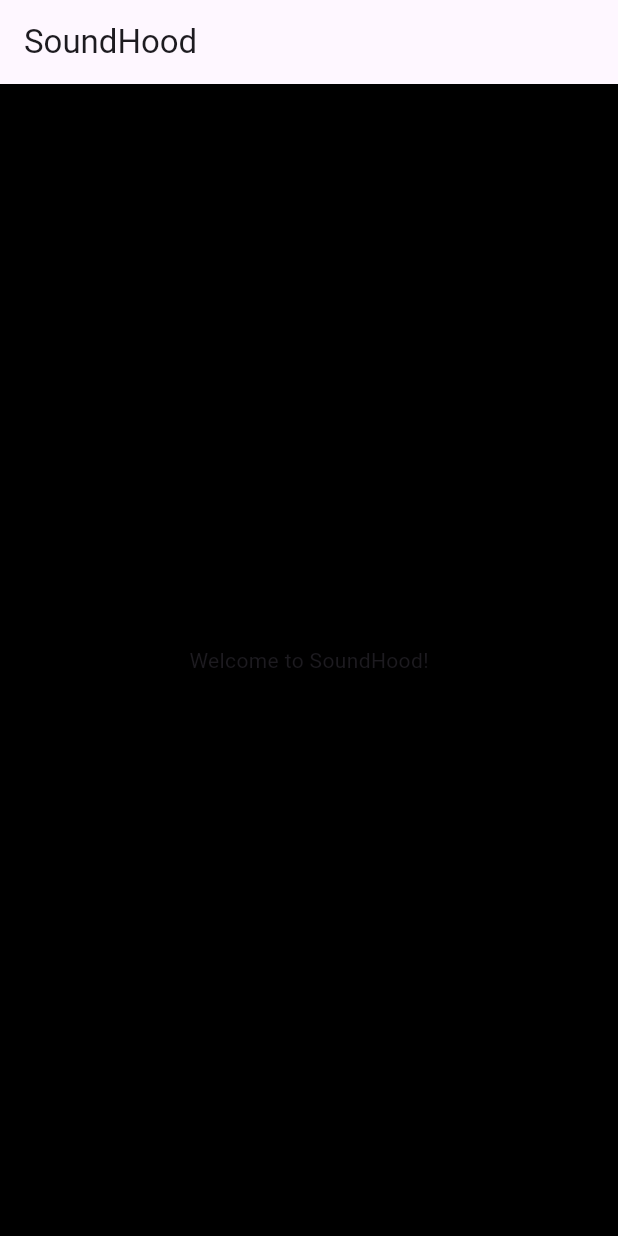
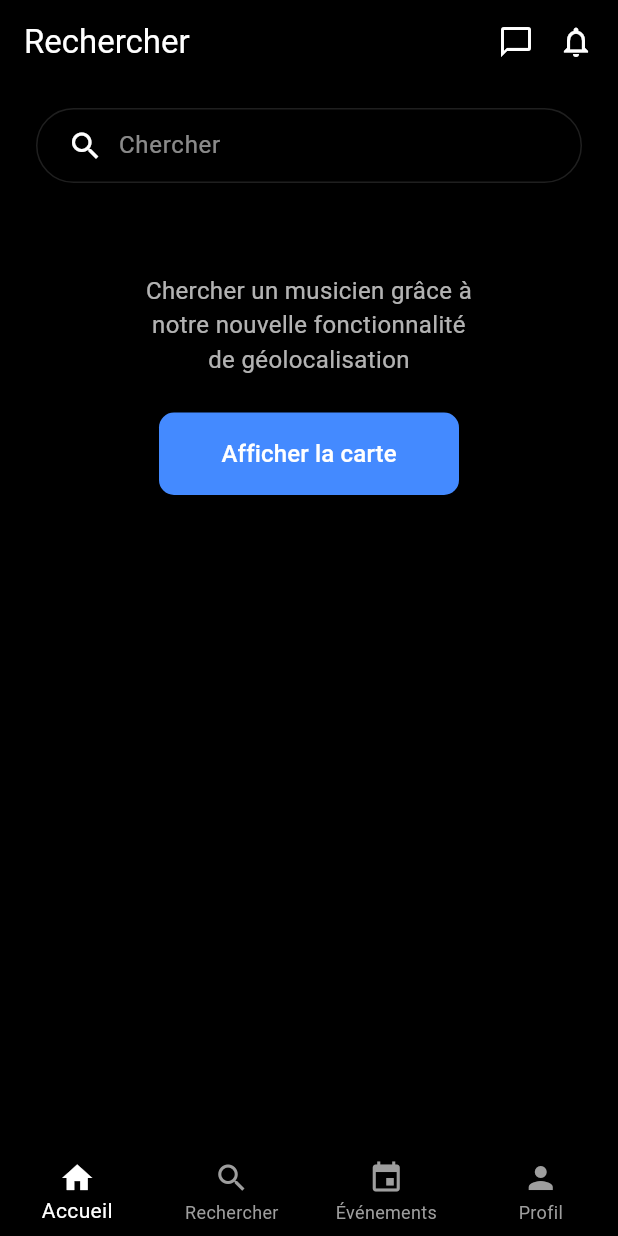
Before and after one commit to Rijenth/Soundhood, a Flutter app: the HomePage screen opened by its route, on a phone screen of 412 x 824 dp. Run offline on Flutter 3.47's test engine with Material 3 defaults, Android fonts, the phone set to English and light mode, and no system bars; our stand-ins replace equatable, flutter_bloc, flutter_svg, get_it, go_router, shared_preferences; accounts and stored records are empty.

Commit message:
Update homepage and add toaster alert

```diff
--- /dev/null
+++ b/app/lib/core/utils/alert_toaster.dart
@@ -0,0 +1,27 @@
+import 'package:flutter/material.dart';
+
+class AlertToaster {
+  static void showError(BuildContext context, String message) {
+    ScaffoldMessenger.of(context).showSnackBar(
+      SnackBar(
+        content: Text(message),
+        backgroundColor: Colors.redAccent,
+        behavior: SnackBarBehavior.floating,
+        margin: const EdgeInsets.all(16),
+        duration: const Duration(seconds: 3),
+      ),
+    );
+  }
+
+  static void showSuccess(BuildContext context, String message) {
+    ScaffoldMessenger.of(context).showSnackBar(
+      SnackBar(
+        content: Text(message),
+        backgroundColor: Colors.green,
+        behavior: SnackBarBehavior.floating,
+        margin: const EdgeInsets.all(16),
+        duration: const Duration(seconds: 3),
+      ),
+    );
+  }
+}
--- a/app/lib/features/home/presentation/pages/home_page.dart
+++ b/app/lib/features/home/presentation/pages/home_page.dart
@@ -1,15 +1,70 @@
 import 'package:flutter/material.dart';
+import '../../../../core/widgets/button_widget.dart';
+import '../../../../core/widgets/navbar_widget.dart';
 
-/// Main dashboard page after login.
 class HomePage extends StatelessWidget {
   const HomePage({super.key});
 
   @override
   Widget build(BuildContext context) {
     return Scaffold(
-      appBar: AppBar(title: const Text("SoundHood")),
-      body: const Center(
-        child: Text("Welcome to SoundHood!"),
+      backgroundColor: Colors.black,
+      bottomNavigationBar: const MainBottomNavigation(),
+      appBar: AppBar(
+        backgroundColor: Colors.black,
+        elevation: 0,
+        title: const Text("Rechercher", style: TextStyle(color: Colors.white)),
+        actions: const [
+          Icon(Icons.chat_bubble_outline, color: Colors.white),
+          SizedBox(width: 16),
+          Icon(Icons.notifications_none, color: Colors.white),
+          SizedBox(width: 16),
+        ],
+      ),
+      body: Padding(
+        padding: const EdgeInsets.symmetric(horizontal: 24, vertical: 16),
+        child: Column(
+          children: [
+            Container(
+              decoration: BoxDecoration(
+                color: Colors.transparent,
+                border: Border.all(color: Colors.white12),
+                borderRadius: BorderRadius.circular(50),
+              ),
+              padding: const EdgeInsets.symmetric(horizontal: 20),
+              child: Row(
+                children: const [
+                  Icon(Icons.search, color: Colors.white),
+                  SizedBox(width: 10),
+                  Expanded(
+                    child: TextField(
+                      style: TextStyle(color: Colors.white),
+                      decoration: InputDecoration(
+                        hintText: "Chercher",
+                        hintStyle: TextStyle(color: Colors.white54),
+                        border: InputBorder.none,
+                      ),
+                    ),
+                  ),
+                ],
+              ),
+            ),
+            const SizedBox(height: 60),
+            const Text(
+              "Chercher un musicien grâce à\nnotre nouvelle fonctionnalité\nde géolocalisation",
+              textAlign: TextAlign.center,
+              style: TextStyle(color: Colors.white70, fontSize: 16),
+            ),
+            const SizedBox(height: 24),
+            SizedBox(
+              width: 200,
+              child: ButtonWidget(
+                text: "Afficher la carte",
+                onPressed: () => print("Afficher la carte"),
+              ),
+            )
+          ],
+        ),
       ),
     );
   }
```
